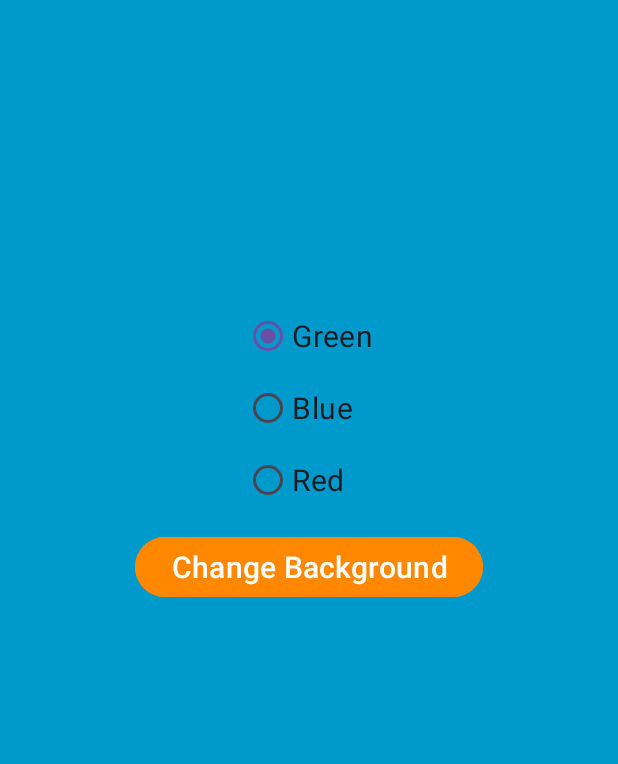
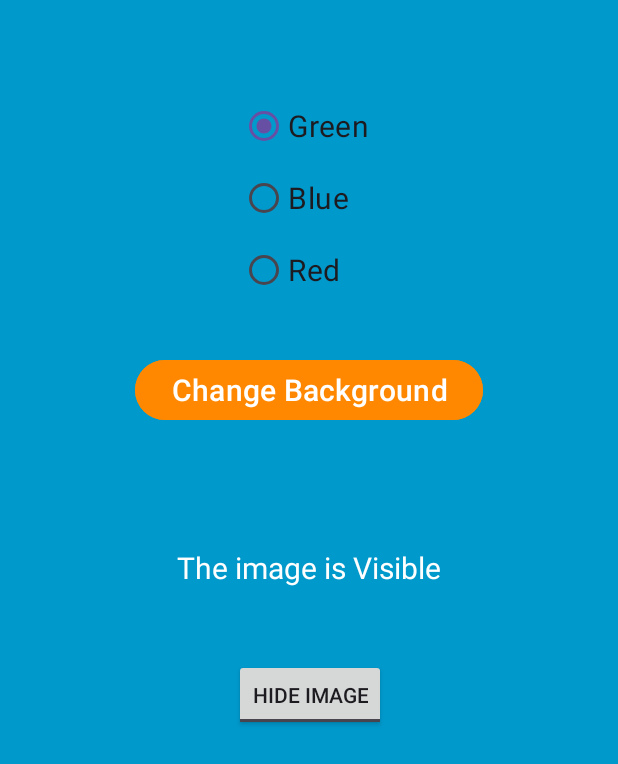
Before and after one commit to namansharma05/edit-text-android, an Android app: the screen it shows after launch (MainActivity), on a phone screen of 412 x 824 dp. Shown: the top 764 px of the screen. Run offline under Robolectric (Android 15) with nearby library versions, the phone set to English and light mode, and no system bars.

Commit message:
used toggleButton

```diff
--- a/app/src/main/java/com/example/edittexts/MainActivity.kt
+++ b/app/src/main/java/com/example/edittexts/MainActivity.kt
@@ -3,14 +3,18 @@ package com.example.edittexts
 import android.graphics.Color
 import android.os.Bundle
 import android.provider.MediaStore.Audio.Radio
+import android.view.View
 import android.widget.Button
 import android.widget.CheckBox
 import android.widget.EditText
+import android.widget.ImageView
 import android.widget.LinearLayout
 import android.widget.RadioButton
 import android.widget.TextView
+import android.widget.ToggleButton
 import androidx.activity.enableEdgeToEdge
 import androidx.appcompat.app.AppCompatActivity
+import androidx.constraintlayout.widget.ConstraintLayout
 import androidx.core.view.ViewCompat
 import androidx.core.view.WindowInsetsCompat
 
@@ -22,11 +26,15 @@ class MainActivity : AppCompatActivity() {
 //    lateinit var genderText: TextView
 //    lateinit var male: CheckBox
 //    lateinit var female: CheckBox
-    lateinit var linearLayout: LinearLayout
+    lateinit var linearLayout: ConstraintLayout
     lateinit var green : RadioButton
     lateinit var blue : RadioButton
     lateinit var red: RadioButton
     lateinit var change: Button
+
+    lateinit var image: ImageView
+    lateinit var result : TextView
+    lateinit var toggleButton: ToggleButton
 
     override fun onCreate(savedInstanceState: Bundle?) {
         super.onCreate(savedInstanceState)
@@ -74,6 +82,10 @@ class MainActivity : AppCompatActivity() {
         red = findViewById(R.id.radioButtonRed)
         change = findViewById(R.id.buttonChangeBackground)
 
+        image = findViewById(R.id.image)
+        result = findViewById(R.id.result)
+        toggleButton = findViewById(R.id.toggleButton)
+
         change.setOnClickListener {
             if(green.isChecked) {
                 linearLayout.setBackgroundColor(Color.GREEN)
@@ -83,5 +95,16 @@ class MainActivity : AppCompatActivity() {
                 linearLayout.setBackgroundColor(Color.RED)
             }
         }
+
+
+        toggleButton.setOnCheckedChangeListener { compoundButton, isChecked ->
+            if(isChecked) {
+                image.visibility = View.INVISIBLE
+                result.text = "The Image is Invisible."
+            } else {
+                image.visibility = View.VISIBLE
+                result.text = "The Image is Visible."
+            }
+        }
     }
 }
--- a/app/src/main/res/layout/activity_main.xml
+++ b/app/src/main/res/layout/activity_main.xml
@@ -1,13 +1,11 @@
 <?xml version="1.0" encoding="utf-8"?>
-<LinearLayout xmlns:android="http://schemas.android.com/apk/res/android"
+<androidx.constraintlayout.widget.ConstraintLayout xmlns:android="http://schemas.android.com/apk/res/android"
     xmlns:app="http://schemas.android.com/apk/res-auto"
     xmlns:tools="http://schemas.android.com/tools"
     android:id="@+id/linearLayout"
     android:layout_width="match_parent"
     android:layout_height="match_parent"
     android:background="@android:color/holo_blue_dark"
-    android:gravity="center_horizontal"
-    android:orientation="vertical"
     tools:context=".MainActivity">
 
 
@@ -71,38 +69,84 @@
     <!--        android:text="Female" />-->
 
     <RadioGroup
+        android:id="@+id/radioGroup"
         android:layout_width="wrap_content"
         android:layout_height="wrap_content"
-        android:id="@+id/radioGroup"
-        android:layout_marginTop="200dp">
+        android:layout_marginStart="160dp"
+        android:layout_marginTop="60dp"
+        app:layout_constraintStart_toStartOf="parent"
+        app:layout_constraintTop_toTopOf="parent">
+
         <RadioButton
+            android:id="@+id/radioButtonGreen"
             android:layout_width="wrap_content"
             android:layout_height="wrap_content"
+            android:checked="true"
             android:text="Green"
-            android:id="@+id/radioButtonGreen"
-            android:textSize="20sp"
-            android:checked="true"/>
+            android:textSize="20sp" />
+
         <RadioButton
+            android:id="@+id/radioButtonBlue"
             android:layout_width="wrap_content"
             android:layout_height="wrap_content"
             android:text="Blue"
-            android:id="@+id/radioButtonBlue"
-            android:textSize="20sp"/>
+            android:textSize="20sp" />
+
         <RadioButton
+            android:id="@+id/radioButtonRed"
             android:layout_width="wrap_content"
             android:layout_height="wrap_content"
             android:text="Red"
-            android:id="@+id/radioButtonRed"
-            android:textSize="20sp"/>
+            android:textSize="20sp" />
+
     </RadioGroup>
+
     <Button
+        android:id="@+id/buttonChangeBackground"
         android:layout_width="wrap_content"
         android:layout_height="wrap_content"
+        android:layout_marginStart="90dp"
+        android:layout_marginTop="32dp"
+        android:backgroundTint="@android:color/holo_orange_dark"
         android:text="Change Background"
         android:textAllCaps="false"
         android:textSize="20sp"
-        android:backgroundTint="@android:color/holo_orange_dark"
-        android:layout_marginTop="10dp"
-        android:id="@+id/buttonChangeBackground"/>
+        app:layout_constraintStart_toStartOf="parent"
+        app:layout_constraintTop_toBottomOf="@+id/radioGroup" />
 
-</LinearLayout>
+    <ImageView
+        android:id="@+id/image"
+        android:layout_width="wrap_content"
+        android:layout_height="wrap_content"
+        android:layout_marginStart="148dp"
+        android:layout_marginTop="25dp"
+        app:layout_constraintStart_toStartOf="parent"
+        app:layout_constraintTop_toBottomOf="@+id/buttonChangeBackground"
+        tools:srcCompat="@drawable/ic_launcher_foreground" />
+
+    <TextView
+        android:id="@+id/result"
+        android:layout_width="300dp"
+        android:layout_height="50dp"
+        android:layout_marginStart="56dp"
+        android:layout_marginTop="44dp"
+        android:gravity="center"
+        android:text="The image is Visible"
+        android:textColor="@color/white"
+        android:textSize="20sp"
+        app:layout_constraintStart_toStartOf="parent"
+        app:layout_constraintTop_toBottomOf="@+id/image" />
+
+    <ToggleButton
+        android:id="@+id/toggleButton"
+        android:layout_width="wrap_content"
+        android:layout_height="wrap_content"
+        android:layout_marginStart="156dp"
+        android:layout_marginTop="36dp"
+        android:text="ToggleButton"
+        android:textOff="Hide Image"
+        android:textOn="Show Image"
+        app:layout_constraintStart_toStartOf="parent"
+        app:layout_constraintTop_toBottomOf="@+id/result" />
+
+</androidx.constraintlayout.widget.ConstraintLayout>
```
Lines whose indentation alone changed are shown as unchanged.
